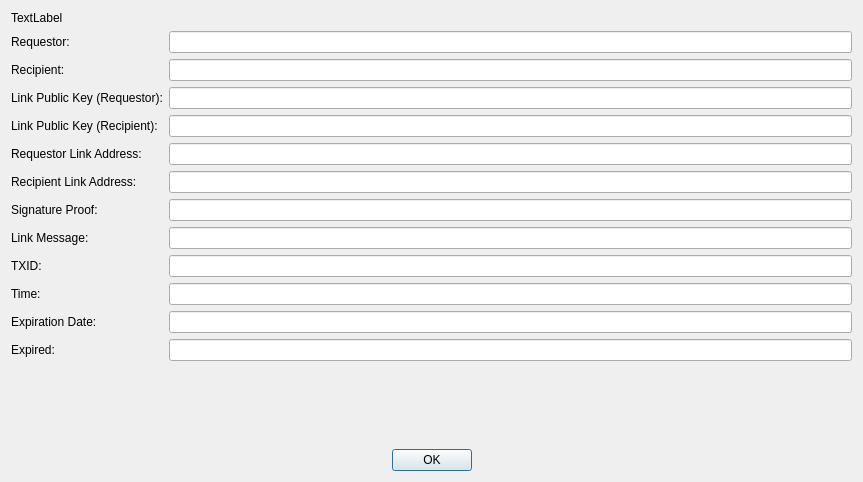
Old version of the form src/qt/forms/bdaplinkdetaildialog.ui in the repository duality-solutions/Dynamic.
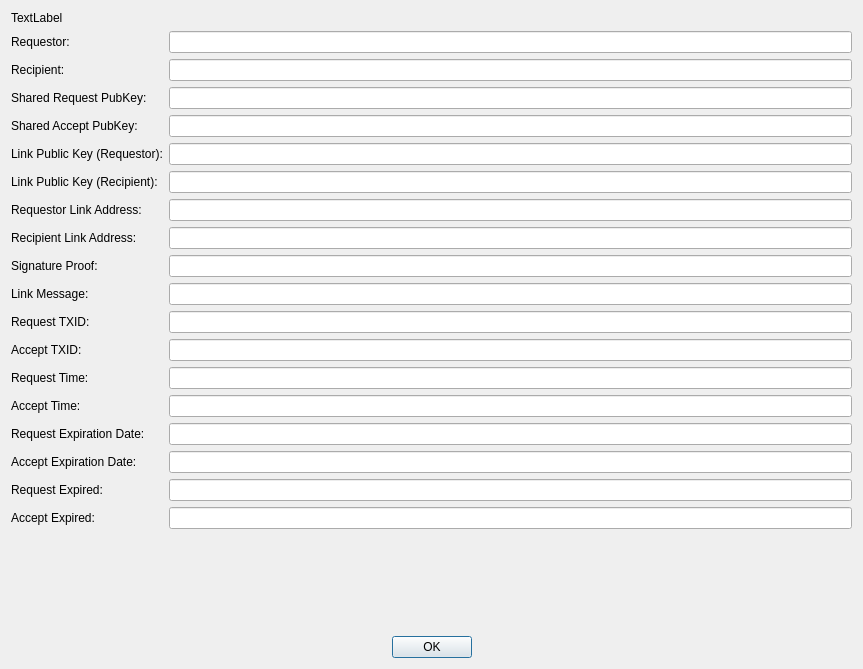
New version of the form. Icons and pictures are not drawn.

Commit message: [Qt GUI] Add additional information to detailed link view. WIP

```diff
--- a/src/qt/forms/bdaplinkdetaildialog.ui
+++ b/src/qt/forms/bdaplinkdetaildialog.ui
@@ -7,7 +7,7 @@
     <x>0</x>
     <y>0</y>
     <width>863</width>
-    <height>482</height>
+    <height>669</height>
    </rect>
   </property>
   <property name="windowTitle">
@@ -53,146 +53,206 @@
          </property>
         </widget>
        </item>
-       <item row="2" column="0">
+       <item row="4" column="0">
         <widget class="QLabel" name="label_12">
          <property name="text">
           <string>Link Public Key (Requestor):</string>
          </property>
         </widget>
        </item>
-       <item row="2" column="1">
+       <item row="4" column="1">
         <widget class="QLineEdit" name="lineEditRequestorPublicKey">
          <property name="readOnly">
           <bool>true</bool>
          </property>
         </widget>
        </item>
-       <item row="3" column="0">
+       <item row="5" column="0">
         <widget class="QLabel" name="label_13">
          <property name="text">
           <string>Link Public Key (Recipient):</string>
          </property>
         </widget>
        </item>
-       <item row="3" column="1">
+       <item row="5" column="1">
         <widget class="QLineEdit" name="lineEditRecipientPublicKey">
          <property name="readOnly">
           <bool>true</bool>
          </property>
         </widget>
        </item>
-       <item row="4" column="0">
+       <item row="6" column="0">
         <widget class="QLabel" name="label_8">
          <property name="text">
           <string>Requestor Link Address:</string>
          </property>
         </widget>
        </item>
-       <item row="4" column="1">
+       <item row="6" column="1">
         <widget class="QLineEdit" name="lineEditRequestorLinkAddress">
          <property name="readOnly">
           <bool>true</bool>
          </property>
         </widget>
        </item>
-       <item row="5" column="0">
+       <item row="7" column="0">
         <widget class="QLabel" name="label_9">
          <property name="text">
           <string>Recipient Link Address:</string>
          </property>
         </widget>
        </item>
-       <item row="5" column="1">
+       <item row="7" column="1">
         <widget class="QLineEdit" name="lineEditRecipientLinkAddress">
          <property name="readOnly">
           <bool>true</bool>
          </property>
         </widget>
        </item>
-       <item row="6" column="0">
+       <item row="8" column="0">
         <widget class="QLabel" name="label_10">
          <property name="text">
           <string>Signature Proof:</string>
          </property>
         </widget>
        </item>
-       <item row="6" column="1">
+       <item row="8" column="1">
         <widget class="QLineEdit" name="lineEditSignatureProof">
          <property name="readOnly">
           <bool>true</bool>
          </property>
         </widget>
        </item>
-       <item row="7" column="0">
+       <item row="9" column="0">
         <widget class="QLabel" name="label_11">
          <property name="text">
           <string>Link Message:</string>
          </property>
         </widget>
        </item>
-       <item row="7" column="1">
+       <item row="9" column="1">
         <widget class="QLineEdit" name="lineEditLinkMessage">
          <property name="readOnly">
           <bool>true</bool>
          </property>
         </widget>
        </item>
-       <item row="8" column="0">
+       <item row="10" column="0">
         <widget class="QLabel" name="label_4">
          <property name="text">
-          <string>TXID:</string>
+          <string>Request TXID:</string>
          </property>
         </widget>
        </item>
-       <item row="8" column="1">
+       <item row="10" column="1">
         <widget class="QLineEdit" name="lineEditTXID">
          <property name="readOnly">
           <bool>true</bool>
          </property>
         </widget>
        </item>
-       <item row="9" column="0">
+       <item row="12" column="0">
         <widget class="QLabel" name="label_5">
          <property name="text">
-          <string>Time:</string>
+          <string>Request Time:</string>
          </property>
         </widget>
        </item>
-       <item row="9" column="1">
+       <item row="12" column="1">
         <widget class="QLineEdit" name="lineEditTime">
          <property name="readOnly">
           <bool>true</bool>
          </property>
         </widget>
        </item>
-       <item row="10" column="0">
+       <item row="14" column="0">
         <widget class="QLabel" name="label_6">
          <property name="text">
-          <string>Expiration Date:</string>
+          <string>Request Expiration Date:</string>
          </property>
         </widget>
        </item>
-       <item row="10" column="1">
+       <item row="14" column="1">
         <widget class="QLineEdit" name="lineEditExpirationDate">
          <property name="readOnly">
           <bool>true</bool>
          </property>
         </widget>
        </item>
-       <item row="11" column="0">
+       <item row="16" column="0">
         <widget class="QLabel" name="label_7">
          <property name="text">
-          <string>Expired:</string>
+          <string>Request Expired:</string>
          </property>
         </widget>
        </item>
-       <item row="11" column="1">
+       <item row="16" column="1">
         <widget class="QLineEdit" name="lineEditExpired">
          <property name="readOnly">
           <bool>true</bool>
          </property>
         </widget>
        </item>
+       <item row="2" column="0">
+        <widget class="QLabel" name="label_3">
+         <property name="text">
+          <string>Shared Request PubKey:</string>
+         </property>
+        </widget>
+       </item>
+       <item row="2" column="1">
+        <widget class="QLineEdit" name="lineEditSharedRequestPubKey"/>
+       </item>
+       <item row="3" column="0">
+        <widget class="QLabel" name="label_14">
+         <property name="text">
+          <string>Shared Accept PubKey:</string>
+         </property>
+        </widget>
+       </item>
+       <item row="3" column="1">
+        <widget class="QLineEdit" name="lineEditSharedAcceptPubKey"/>
+       </item>
+       <item row="11" column="0">
+        <widget class="QLabel" name="label_15">
+         <property name="text">
+          <string>Accept TXID:</string>
+         </property>
+        </widget>
+       </item>
+       <item row="11" column="1">
+        <widget class="QLineEdit" name="lineEditAcceptTXID"/>
+       </item>
+       <item row="13" column="0">
+        <widget class="QLabel" name="label_16">
+         <property name="text">
+          <string>Accept Time:</string>
+         </property>
+        </widget>
+       </item>
+       <item row="13" column="1">
+        <widget class="QLineEdit" name="lineEditAcceptTime"/>
+       </item>
+       <item row="15" column="0">
+        <widget class="QLabel" name="label_17">
+         <property name="text">
+          <string>Accept Expiration Date:</string>
+         </property>
+        </widget>
+       </item>
+       <item row="15" column="1">
+        <widget class="QLineEdit" name="lineEditAcceptExpirationDate"/>
+       </item>
+       <item row="17" column="0">
+        <widget class="QLabel" name="label_18">
+         <property name="text">
+          <string>Accept Expired:</string>
+         </property>
+        </widget>
+       </item>
+       <item row="17" column="1">
+        <widget class="QLineEdit" name="lineEditAcceptExpired"/>
+       </item>
       </layout>
      </item>
      <item>
```
The commit also changes 2 other files.
